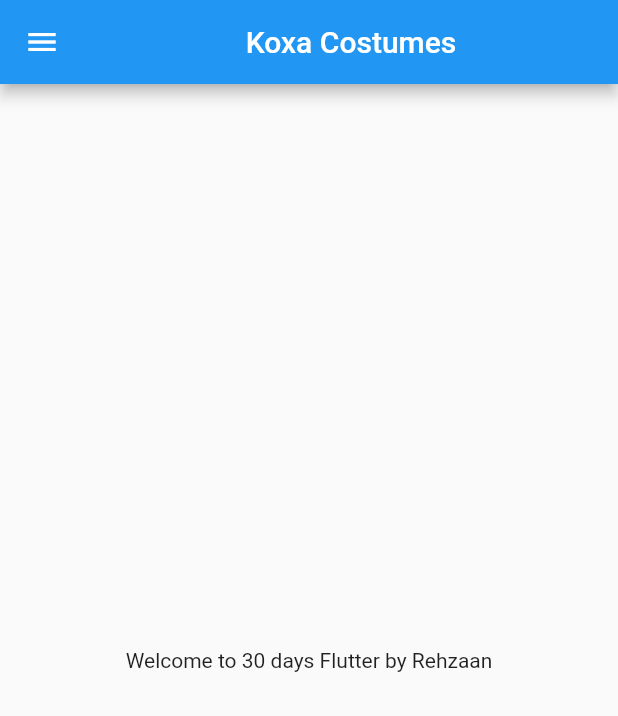
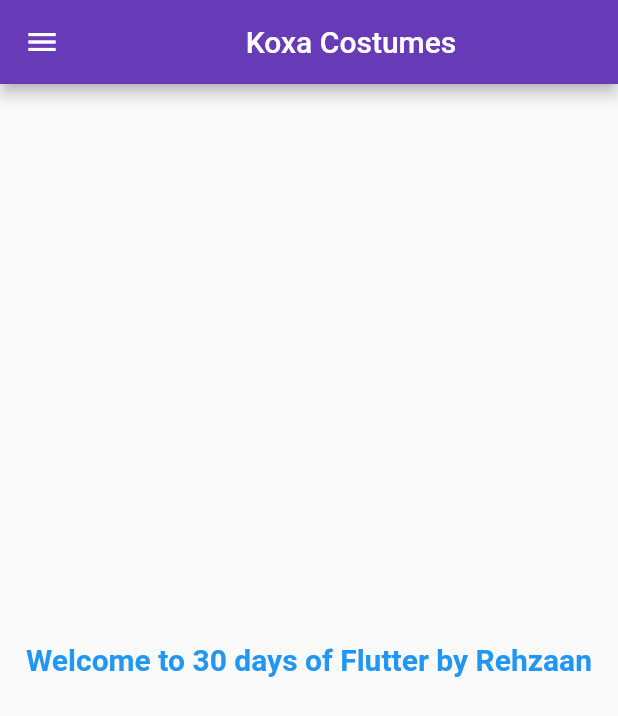
Before and after one commit to tauseefreza/30DaysofFlutter, a Flutter app: the screen it shows after launch, on a phone screen of 412 x 824 dp. Shown: the top 716 px of the screen. Run offline on Flutter 3.47's test engine with Material 2 defaults, Android fonts, the phone set to English and light mode, and no system bars.

Commit message:
day 4 completed

```diff
--- a/lib/home_page.dart
+++ b/lib/Pages/home_page.dart
@@ -12,7 +12,14 @@ class HomePage extends StatelessWidget {
       ),
       body: Center(
         child: Container(
-          child: Text("Welcome to $days days Flutter by $name"),
+          child: Text(
+            "Welcome to $days days of Flutter by $name",
+            style: TextStyle(
+              fontSize: 20,
+              fontWeight: FontWeight.bold,
+              color: Colors.blue,
+            ),
+          ),
         ),
       ),
       drawer: Drawer(),
--- a/lib/main.dart
+++ b/lib/main.dart
@@ -1,6 +1,7 @@
 import 'package:flutter/material.dart';
+import 'package:flutter_app_1/Pages/login_page.dart';
 
-import 'home_page.dart';
+import 'Pages/home_page.dart';
 
 void main() {
   runApp(MyApp());
@@ -9,9 +10,14 @@ void main() {
 class MyApp extends StatelessWidget {
   @override
   Widget build(BuildContext context) {
-
-        return MaterialApp(
-          home: HomePage(),
-        );
+    return MaterialApp(
+      themeMode: ThemeMode.light,
+      theme: ThemeData(primarySwatch: Colors.deepPurple),
+      darkTheme: ThemeData(primarySwatch: Colors.grey),
+      routes: {
+        "/": (context) => HomePage(),
+        "/login": (context) => LoginPage(),
+      },
+    );
   }
 }
```
Also changed, not shown: lib/Pages/login_page.dart (added, +16 -0 lines).
